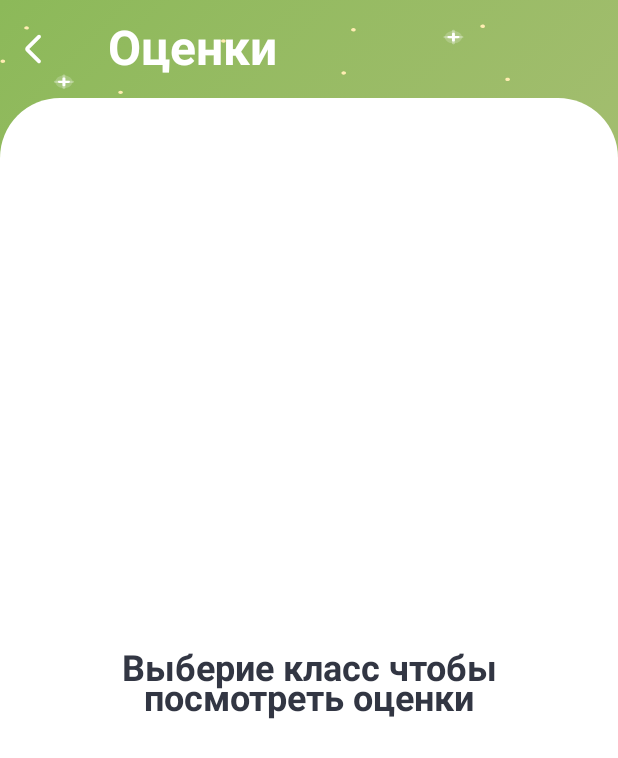
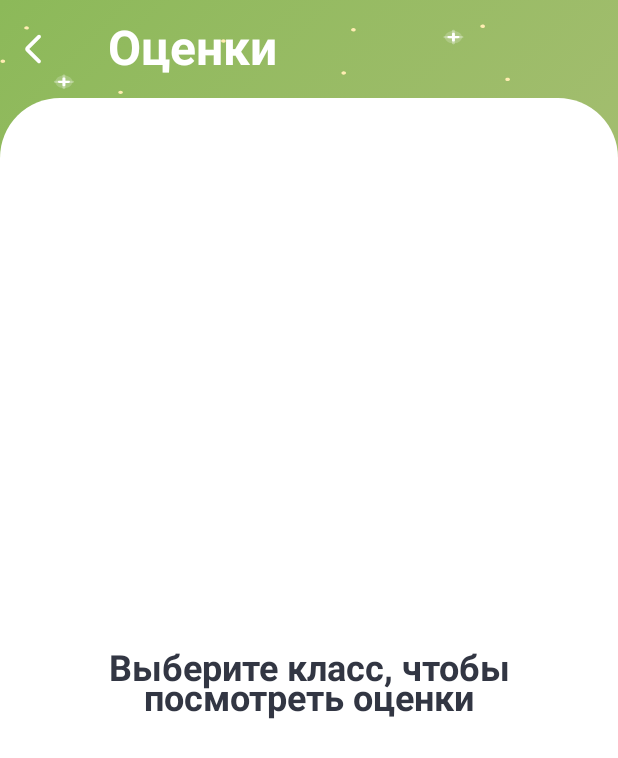
Before and after one commit to HardWorx-it/LittleDragonsMobileApp, an Android app built with Jetpack Compose: the GradesPage screen opened through its navigation route, on a phone screen of 412 x 824 dp. Shown: the top 758 px of the screen. Run offline under Robolectric (Android 15) with nearby library versions, the phone set to English and light mode, and no system bars; our stand-ins replace Dagger/Hilt's generated code, Firebase (no records; nobody signed in at launch, a user with empty details on screens opened directly).

Commit message:
Update strings.xml

```diff
--- a/app/src/main/res/values/strings.xml
+++ b/app/src/main/res/values/strings.xml
@@ -79,7 +79,7 @@
     <string name="school_subject">Предмет</string>
     <string name="invalid_time_range">Время конца не может быть больше времени начала</string>
     <string name="fetch_schedule_failed">Не удалось получить расписание</string>
-    <string name="select_class_to_show_schedule">Выберие класс чтобы посмотреть расписание</string>
+    <string name="select_class_to_show_schedule">Выберите класс, чтобы посмотреть расписание</string>
     <string name="no_schedules">Нет расписаний</string>
     <string name="fetch_school_classes_error">Не удалось загрузить список классов</string>
     <string name="fetch_school_subjects_error">Не удалось загрузить список предметов</string>
@@ -97,7 +97,7 @@
     <string name="student">Ученик</string>
     <string name="grade_empty_error">Оценка не может быть пустой</string>
     <string name="grade">Оценка</string>
-    <string name="select_class_to_show_grades">Выберие класс чтобы посмотреть оценки</string>
+    <string name="select_class_to_show_grades">Выберите класс, чтобы посмотреть оценки</string>
     <string name="no_date">(нет даты)</string>
     <string name="add">Добавить</string>
     <string name="no_notifications">Нет уведомлений</string>
```
